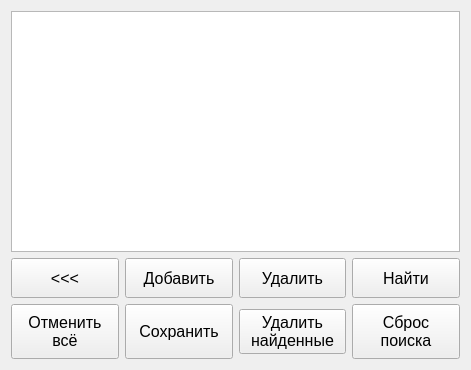
Qt form widgets/sellhistwindow.ui (bogtogus/Object_oriented_prog) before a commit.
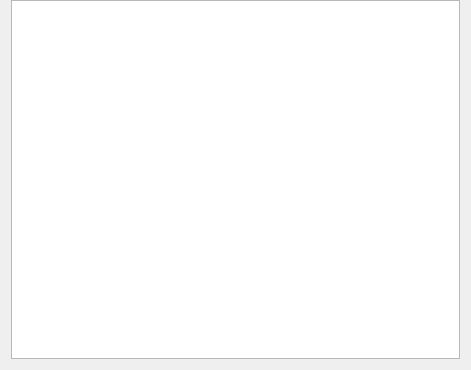
The same form after that commit.

Commit message:
redesign: switch from button interface to menu bars
Big operation buttons in the database interaction windows
were replaced with a menu bar and a tool bar,
that allow to have more operations in a more compact way.

Diff of the .ui file:
```diff
--- a/widgets/sellhistwindow.ui
+++ b/widgets/sellhistwindow.ui
@@ -14,6 +14,9 @@
    <string>Form</string>
   </property>
   <layout class="QVBoxLayout" name="verticalLayout">
+   <property name="topMargin">
+    <number>0</number>
+   </property>
    <item>
     <widget class="QTableView" name="table">
      <property name="minimumSize">
@@ -29,253 +32,6 @@
      </property>
     </widget>
    </item>
-   <item>
-    <layout class="QGridLayout" name="gridLayout">
-     <item row="0" column="0">
-      <widget class="QPushButton" name="back">
-       <property name="sizePolicy">
-        <sizepolicy hsizetype="Expanding" vsizetype="Fixed">
-         <horstretch>0</horstretch>
-         <verstretch>0</verstretch>
-        </sizepolicy>
-       </property>
-       <property name="minimumSize">
-        <size>
-         <width>50</width>
-         <height>40</height>
-        </size>
-       </property>
-       <property name="maximumSize">
-        <size>
-         <width>120</width>
-         <height>16777215</height>
-        </size>
-       </property>
-       <property name="font">
-        <font>
-         <pointsize>12</pointsize>
-        </font>
-       </property>
-       <property name="text">
-        <string>&lt;&lt;&lt;</string>
-       </property>
-      </widget>
-     </item>
-     <item row="2" column="2">
-      <widget class="QPushButton" name="delete_found">
-       <property name="sizePolicy">
-        <sizepolicy hsizetype="Expanding" vsizetype="Fixed">
-         <horstretch>0</horstretch>
-         <verstretch>0</verstretch>
-        </sizepolicy>
-       </property>
-       <property name="minimumSize">
-        <size>
-         <width>90</width>
-         <height>40</height>
-        </size>
-       </property>
-       <property name="maximumSize">
-        <size>
-         <width>16777215</width>
-         <height>16777215</height>
-        </size>
-       </property>
-       <property name="font">
-        <font>
-         <pointsize>12</pointsize>
-        </font>
-       </property>
-       <property name="text">
-        <string>Удалить
-найденные</string>
-       </property>
-      </widget>
-     </item>
-     <item row="0" column="2">
-      <widget class="QPushButton" name="delete_selected">
-       <property name="sizePolicy">
-        <sizepolicy hsizetype="Expanding" vsizetype="Fixed">
-         <horstretch>0</horstretch>
-         <verstretch>0</verstretch>
-        </sizepolicy>
-       </property>
-       <property name="minimumSize">
-        <size>
-         <width>90</width>
-         <height>40</height>
-        </size>
-       </property>
-       <property name="maximumSize">
-        <size>
-         <width>16777215</width>
-         <height>16777215</height>
-        </size>
-       </property>
-       <property name="font">
-        <font>
-         <pointsize>12</pointsize>
-        </font>
-       </property>
-       <property name="text">
-        <string>Удалить</string>
-       </property>
-      </widget>
-     </item>
-     <item row="0" column="3">
-      <widget class="QPushButton" name="find">
-       <property name="sizePolicy">
-        <sizepolicy hsizetype="Expanding" vsizetype="Fixed">
-         <horstretch>0</horstretch>
-         <verstretch>0</verstretch>
-        </sizepolicy>
-       </property>
-       <property name="minimumSize">
-        <size>
-         <width>90</width>
-         <height>40</height>
-        </size>
-       </property>
-       <property name="maximumSize">
-        <size>
-         <width>16777215</width>
-         <height>16777215</height>
-        </size>
-       </property>
-       <property name="font">
-        <font>
-         <pointsize>12</pointsize>
-        </font>
-       </property>
-       <property name="text">
-        <string>Найти</string>
-       </property>
-      </widget>
-     </item>
-     <item row="2" column="3">
-      <widget class="QPushButton" name="reset">
-       <property name="sizePolicy">
-        <sizepolicy hsizetype="Expanding" vsizetype="Fixed">
-         <horstretch>0</horstretch>
-         <verstretch>0</verstretch>
-        </sizepolicy>
-       </property>
-       <property name="minimumSize">
-        <size>
-         <width>90</width>
-         <height>55</height>
-        </size>
-       </property>
-       <property name="maximumSize">
-        <size>
-         <width>16777215</width>
-         <height>16777215</height>
-        </size>
-       </property>
-       <property name="font">
-        <font>
-         <pointsize>12</pointsize>
-        </font>
-       </property>
-       <property name="text">
-        <string>Сброс
-поиска</string>
-       </property>
-      </widget>
-     </item>
-     <item row="0" column="1">
-      <widget class="QPushButton" name="add">
-       <property name="sizePolicy">
-        <sizepolicy hsizetype="Expanding" vsizetype="Fixed">
-         <horstretch>0</horstretch>
-         <verstretch>0</verstretch>
-        </sizepolicy>
-       </property>
-       <property name="minimumSize">
-        <size>
-         <width>90</width>
-         <height>40</height>
-        </size>
-       </property>
-       <property name="maximumSize">
-        <size>
-         <width>16777215</width>
-         <height>16777215</height>
-        </size>
-       </property>
-       <property name="font">
-        <font>
-         <pointsize>12</pointsize>
-        </font>
-       </property>
-       <property name="text">
-        <string>Добавить</string>
-       </property>
-      </widget>
-     </item>
-     <item row="2" column="1">
-      <widget class="QPushButton" name="submit">
-       <property name="sizePolicy">
-        <sizepolicy hsizetype="Expanding" vsizetype="Fixed">
-         <horstretch>0</horstretch>
-         <verstretch>0</verstretch>
-        </sizepolicy>
-       </property>
-       <property name="minimumSize">
-        <size>
-         <width>90</width>
-         <height>55</height>
-        </size>
-       </property>
-       <property name="maximumSize">
-        <size>
-         <width>16777215</width>
-         <height>16777215</height>
-        </size>
-       </property>
-       <property name="font">
-        <font>
-         <pointsize>12</pointsize>
-        </font>
-       </property>
-       <property name="text">
-        <string>Сохранить</string>
-       </property>
-      </widget>
-     </item>
-     <item row="2" column="0">
-      <widget class="QPushButton" name="revert">
-       <property name="sizePolicy">
-        <sizepolicy hsizetype="Expanding" vsizetype="Fixed">
-         <horstretch>0</horstretch>
-         <verstretch>0</verstretch>
-        </sizepolicy>
-       </property>
-       <property name="minimumSize">
-        <size>
-         <width>50</width>
-         <height>55</height>
-        </size>
-       </property>
-       <property name="maximumSize">
-        <size>
-         <width>120</width>
-         <height>16777215</height>
-        </size>
-       </property>
-       <property name="font">
-        <font>
-         <pointsize>12</pointsize>
-        </font>
-       </property>
-       <property name="text">
-        <string>Отменить
-всё</string>
-       </property>
-      </widget>
-     </item>
-    </layout>
-   </item>
   </layout>
  </widget>
  <resources/>
```
The commit also changes 9 other files.
